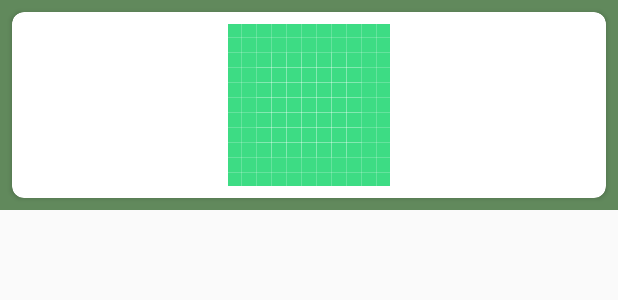
After one commit to SANTHOSH-SRIRAM/NDT_is_Exciting_App, an Android app built with Jetpack Compose: the layout mcq_card_image.xml on its own in the app's theme, with its tools: preview values and no code run, on a phone screen of 412 x 824 dp. The commit adds this screen. Shown: the top 300 px of the screen. Run offline under Robolectric (Android 15) with nearby library versions, the phone set to English and light mode, and no system bars.

Commit message:
Update for 20-6-2023

```diff
--- /dev/null
+++ b/app/src/main/res/layout/mcq_card_image.xml
@@ -0,0 +1,33 @@
+<?xml version="1.0" encoding="utf-8"?>
+<LinearLayout xmlns:android="http://schemas.android.com/apk/res/android"
+    xmlns:app="http://schemas.android.com/apk/res-auto"
+    xmlns:tools="http://schemas.android.com/tools"
+    android:layout_width="match_parent"
+    android:layout_height="wrap_content"
+    android:background="#EAD2D2"
+    android:backgroundTint="#6AA670"
+    android:backgroundTintMode="multiply"
+    android:orientation="vertical">
+
+    <androidx.cardview.widget.CardView
+        android:id="@+id/multiple_choice_bar"
+        android:layout_width="match_parent"
+        android:layout_height="wrap_content"
+        android:layout_margin="8dp"
+        android:padding="8dp"
+        app:cardCornerRadius="8dp"
+        app:layout_constraintBottom_toBottomOf="parent"
+        app:layout_constraintEnd_toEndOf="parent"
+        app:layout_constraintStart_toStartOf="parent"
+        app:layout_constraintTop_toTopOf="parent">
+
+        <ImageView
+            android:id="@+id/imageView3"
+            android:layout_width="wrap_content"
+            android:layout_height="wrap_content"
+            android:layout_gravity="center_horizontal"
+            android:layout_margin="8dp"
+            android:src="@drawable/ic_launcher_background" />
+    </androidx.cardview.widget.CardView>
+
+</LinearLayout>
--- /dev/null
+++ b/app/src/main/res/values/questions.xml
@@ -0,0 +1,6 @@
+<resources>
+    <string name = "question_1">This is a Demo First Question</string>
+    <string name = "question_2">This is a Demo Second Question</string>
+    <string name = "question_3">This is a Demo Third Question</string>
+    <string name = "question_4">This is a Demo Fourth Question</string>
+</resources>
```
Also changed, not shown: app/src/main/java/com/example/ndt_is_exciting_app/MCQRecycler.kt (added, +52 -0 lines), app/src/main/java/com/example/ndt_is_exciting_app/MainActivity.kt (+19 -27 lines), app/src/main/java/com/example/ndt_is_exciting_app/resourses/Question Bank.kt (added, +7 -0 lines), app/src/main/res/layout/opening.xml (added, +57 -0 lines), app/src/main/res/layout/question_layout.xml (added, +34 -0 lines), app/src/main/res/layout/screen_size.xml (added, +45 -0 lines), app/src/main/res/values/strings.xml (+9 -0 lines).
